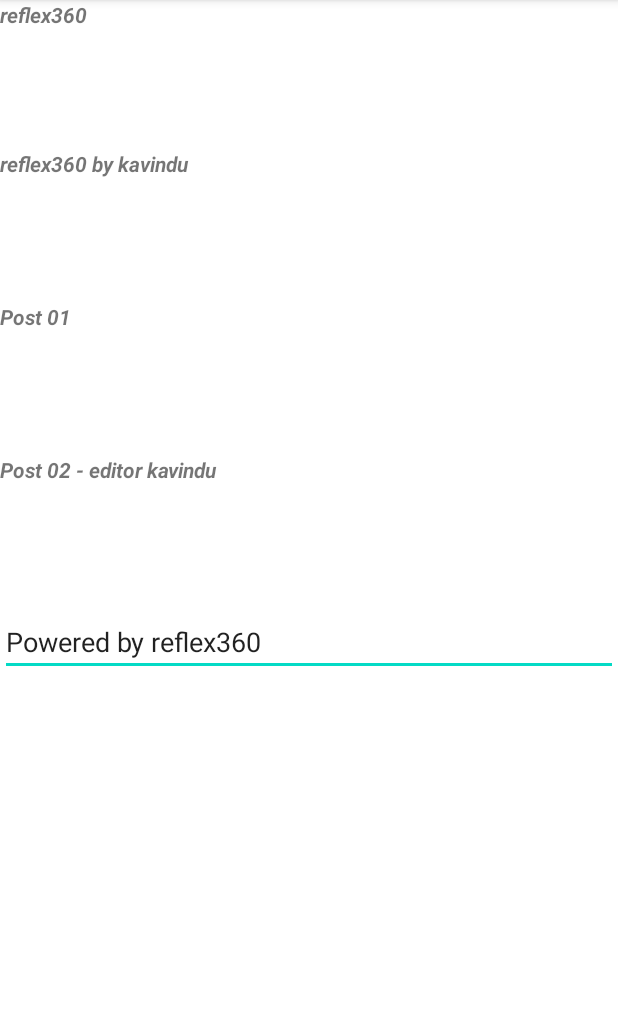
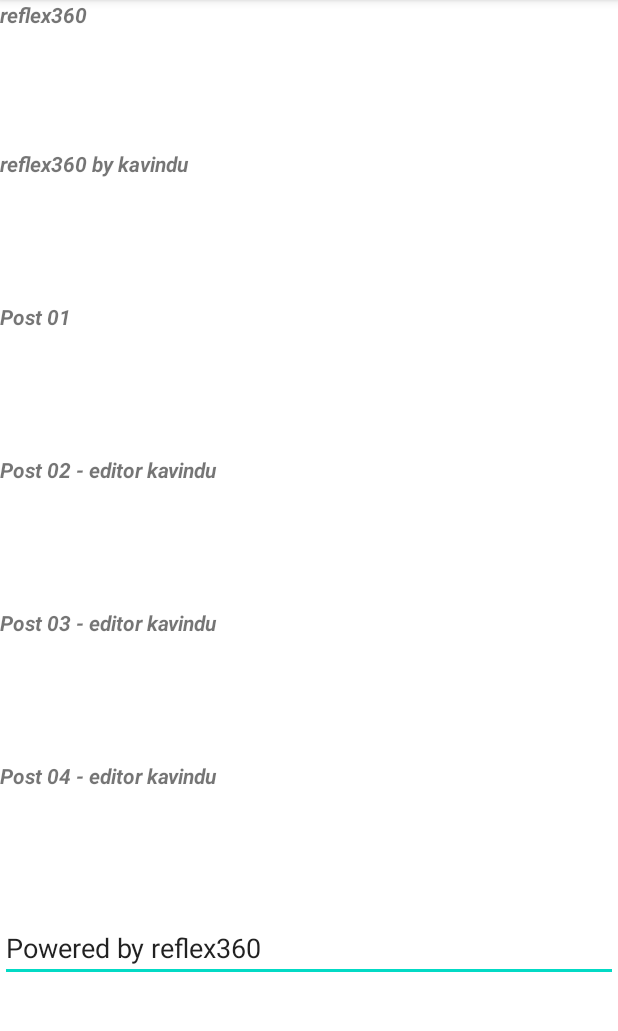
Before and after one commit to reflex360/todoApp, an Android app: the screen it shows after launch (MainActivity), on a phone screen of 412 x 824 dp, the part 84-1115 px from its top. Run offline under Robolectric (Android 15) with nearby library versions, the phone set to English and light mode, and no system bars.

Commit message:
post 04 added

```diff
--- a/app/src/main/res/layout/activity_main.xml
+++ b/app/src/main/res/layout/activity_main.xml
@@ -31,6 +31,18 @@
         android:text="Post 02 - editor kavindu"
         android:textStyle="italic|bold" />
 
+    <TextView
+        android:layout_width="match_parent"
+        android:layout_height="102dp"
+        android:text="Post 03 - editor kavindu"
+        android:textStyle="italic|bold" />
+
+    <TextView
+        android:layout_width="match_parent"
+        android:layout_height="102dp"
+        android:text="Post 04 - editor kavindu"
+        android:textStyle="italic|bold" />
+
     <EditText
         android:id="@+id/editTextTextPersonName2"
         android:layout_width="match_parent"
```
